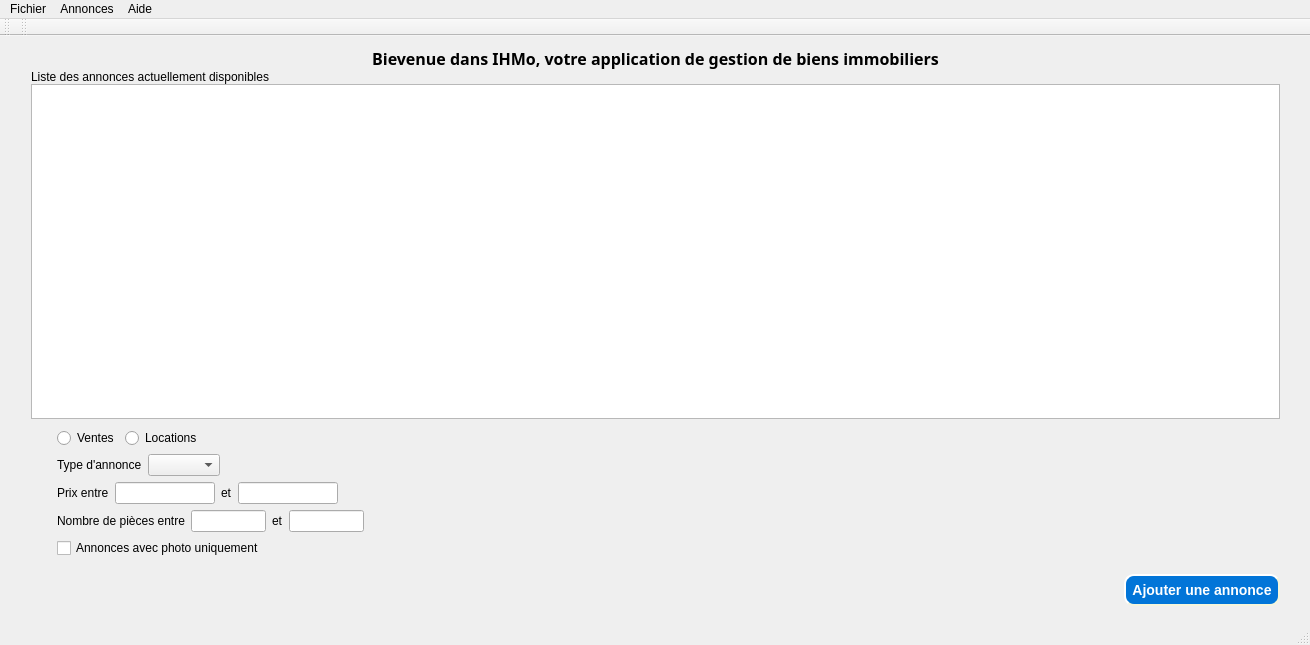
Qt form ihmo.ui (tonydd/IHMo) before a commit.
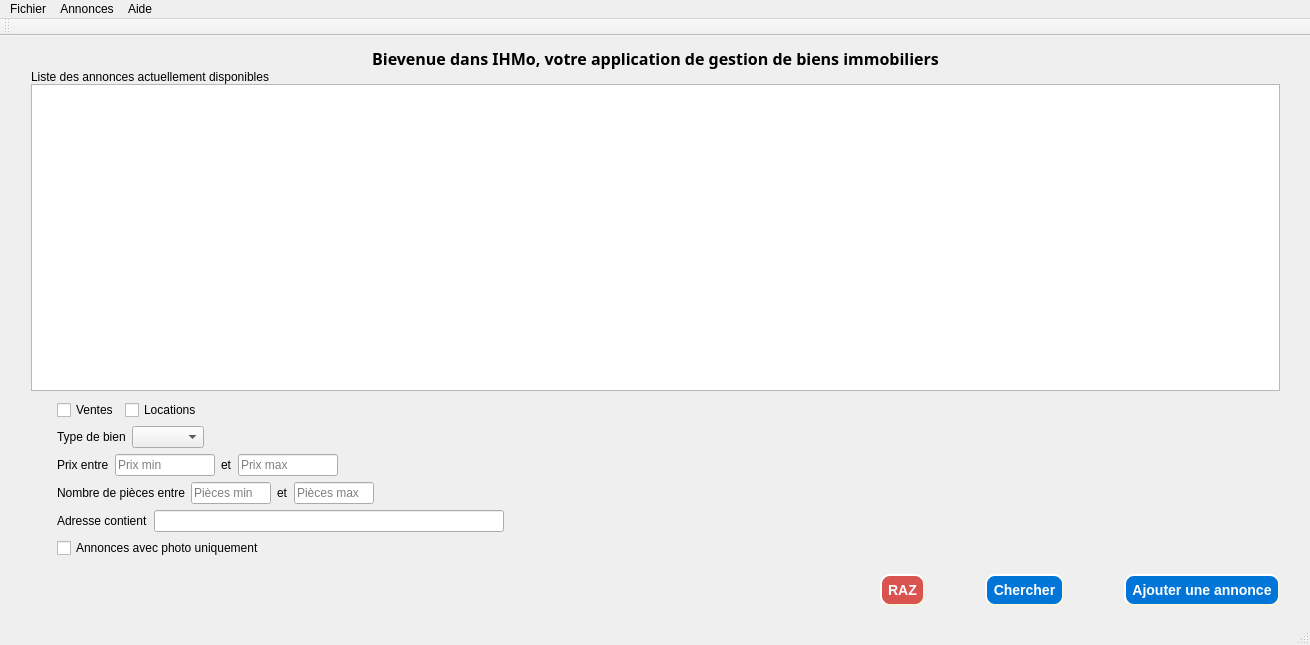
The same form after that commit. Icons and pictures are not drawn.

The edit to the form file:
```diff
--- a/ihmo.ui
+++ b/ihmo.ui
@@ -118,20 +118,14 @@
            <number>0</number>
           </property>
           <item>
-           <widget class="QRadioButton" name="radioButton_2">
-            <property name="focusPolicy">
-             <enum>Qt::StrongFocus</enum>
-            </property>
+           <widget class="QCheckBox" name="ckb_search_ventes">
             <property name="text">
              <string>Ventes</string>
             </property>
            </widget>
           </item>
           <item>
-           <widget class="QRadioButton" name="radioButton">
-            <property name="focusPolicy">
-             <enum>Qt::StrongFocus</enum>
-            </property>
+           <widget class="QCheckBox" name="ckb_search_locations">
             <property name="text">
              <string>Locations</string>
             </property>
@@ -163,7 +157,7 @@
           <item>
            <widget class="QLabel" name="label_3">
             <property name="text">
-             <string>Type d'annonce</string>
+             <string>Type de bien</string>
             </property>
            </widget>
           </item>
@@ -208,6 +202,9 @@
               <height>100</height>
              </size>
             </property>
+            <property name="placeholderText">
+             <string>Prix min</string>
+            </property>
            </widget>
           </item>
           <item>
@@ -225,6 +222,9 @@
               <height>16777215</height>
              </size>
             </property>
+            <property name="placeholderText">
+             <string>Prix max</string>
+            </property>
            </widget>
           </item>
           <item>
@@ -261,10 +261,13 @@
            <widget class="QLineEdit" name="lineEdit_3">
             <property name="maximumSize">
              <size>
-              <width>75</width>
+              <width>80</width>
               <height>16777215</height>
              </size>
             </property>
+            <property name="placeholderText">
+             <string>Pièces min</string>
+            </property>
            </widget>
           </item>
           <item>
@@ -278,10 +281,13 @@
            <widget class="QLineEdit" name="lineEdit_4">
             <property name="maximumSize">
              <size>
-              <width>75</width>
+              <width>80</width>
               <height>16777215</height>
              </size>
             </property>
+            <property name="placeholderText">
+             <string>Pièces max</string>
+            </property>
            </widget>
           </item>
           <item>
@@ -299,6 +305,46 @@
           </item>
          </layout>
         </item>
+        <item>
+         <layout class="QHBoxLayout" name="horizontalLayout_4">
+          <property name="leftMargin">
+           <number>15</number>
+          </property>
+          <property name="topMargin">
+           <number>0</number>
+          </property>
+          <item>
+           <widget class="QLabel" name="label_8">
+            <property name="text">
+             <string>Adresse contient</string>
+            </property>
+           </widget>
+          </item>
+          <item>
+           <widget class="QLineEdit" name="txt_search_adresse">
+            <property name="maximumSize">
+             <size>
+              <width>350</width>
+              <height>16777215</height>
+             </size>
+            </property>
+           </widget>
+          </item>
+          <item>
+           <spacer name="horizontalSpacer_6">
+            <property name="orientation">
+             <enum>Qt::Horizontal</enum>
+            </property>
+            <property name="sizeHint" stdset="0">
+             <size>
+              <width>40</width>
+              <height>20</height>
+             </size>
+            </property>
+           </spacer>
+          </item>
+         </layout>
+        </item>
         <item>
          <layout class="QHBoxLayout" name="horizontalLayout_8">
           <property name="leftMargin">
@@ -343,6 +389,29 @@
          </property>
         </spacer>
        </item>
+       <item>
+        <widget class="QPushButton" name="pushButton_3">
+         <property name="cursor">
+          <cursorShape>PointingHandCursor</cursorShape>
+         </property>
+         <property name="styleSheet">
+          <string notr="true">background-color: #d9534f;</string>
+         </property>
+         <property name="text">
+          <string>RAZ</string>
+         </property>
+        </widget>
+       </item>
+       <item>
+        <widget class="QPushButton" name="pushButton">
+         <property name="cursor">
+          <cursorShape>PointingHandCursor</cursorShape>
+         </property>
+         <property name="text">
+          <string>Chercher</string>
+         </property>
+        </widget>
+       </item>
        <item>
         <widget class="QPushButton" name="pushButton_2">
          <property name="cursor">
@@ -404,17 +473,6 @@
    </attribute>
   </widget>
   <widget class="QStatusBar" name="statusBar"/>
-  <widget class="QToolBar" name="toolBar">
-   <property name="windowTitle">
-    <string>toolBar</string>
-   </property>
-   <attribute name="toolBarArea">
-    <enum>TopToolBarArea</enum>
-   </attribute>
-   <attribute name="toolBarBreak">
-    <bool>false</bool>
-   </attribute>
-  </widget>
   <action name="actionQuitter">
    <property name="text">
     <string>Quitter</string>
```
Left out of the diff: 56 changed lines with no effect on the pictures.
